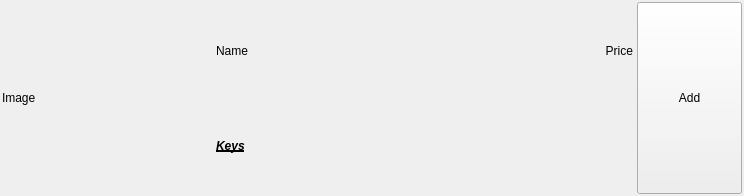
The window that dishitem.ui (TANG-Kai/menu) describes before a commit, drawn with Qt 5.
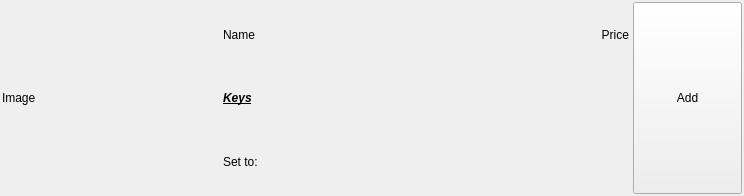
The same window after the commit.

Patch:
```diff
--- a/dishitem.ui
+++ b/dishitem.ui
@@ -11,7 +11,7 @@
    </rect>
   </property>
   <property name="sizePolicy">
-   <sizepolicy hsizetype="Expanding" vsizetype="Fixed">
+   <sizepolicy hsizetype="Fixed" vsizetype="Fixed">
     <horstretch>0</horstretch>
     <verstretch>0</verstretch>
    </sizepolicy>
@@ -57,11 +57,17 @@
    <item>
     <widget class="QWidget" name="widget" native="true">
      <property name="sizePolicy">
-      <sizepolicy hsizetype="Preferred" vsizetype="Preferred">
+      <sizepolicy hsizetype="Fixed" vsizetype="Preferred">
        <horstretch>4</horstretch>
        <verstretch>0</verstretch>
       </sizepolicy>
      </property>
+     <property name="minimumSize">
+      <size>
+       <width>410</width>
+       <height>0</height>
+      </size>
+     </property>
      <layout class="QVBoxLayout" name="verticalLayout">
       <property name="spacing">
        <number>2</number>
@@ -137,7 +143,7 @@
       <item>
        <widget class="QLabel" name="lb_keys">
         <property name="sizePolicy">
-         <sizepolicy hsizetype="Preferred" vsizetype="Preferred">
+         <sizepolicy hsizetype="Expanding" vsizetype="Preferred">
           <horstretch>0</horstretch>
           <verstretch>1</verstretch>
          </sizepolicy>
@@ -155,6 +161,25 @@
         </property>
        </widget>
       </item>
+      <item>
+       <widget class="QLabel" name="lb_constraints">
+        <property name="enabled">
+         <bool>true</bool>
+        </property>
+        <property name="sizePolicy">
+         <sizepolicy hsizetype="Preferred" vsizetype="Preferred">
+          <horstretch>0</horstretch>
+          <verstretch>1</verstretch>
+         </sizepolicy>
+        </property>
+        <property name="text">
+         <string>Set to:</string>
+        </property>
+        <property name="wordWrap">
+         <bool>true</bool>
+        </property>
+       </widget>
+      </item>
      </layout>
     </widget>
    </item>
```
